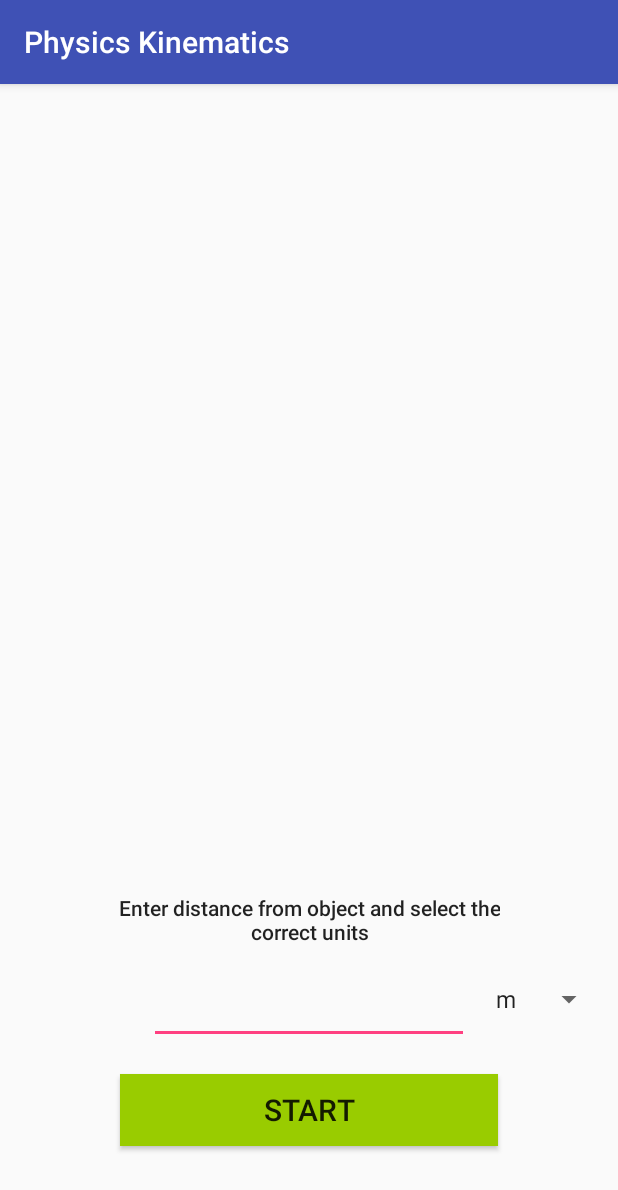
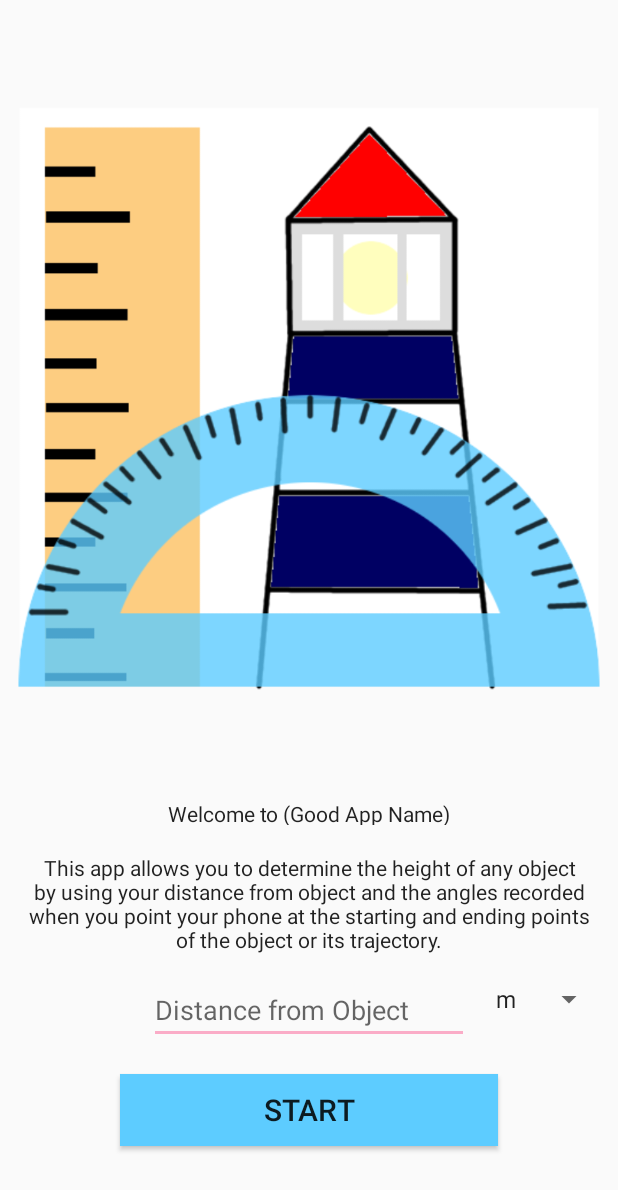
Before and after one commit to MasonMcV/Measurematics, an Android app: the screen it shows after launch (MainActivity), on a phone screen of 412 x 824 dp. Shown: the top 1190 px of the screen. Run offline under Robolectric (Android 15) with nearby library versions, the phone set to English and light mode, and no system bars.

Commit message:
Update Page 1, added icons, removed header bar

```diff
--- a/app/src/main/res/layout/activity_main.xml
+++ b/app/src/main/res/layout/activity_main.xml
@@ -13,7 +13,7 @@
         android:layout_marginBottom="60dp"
         android:layout_marginEnd="80dp"
         android:layout_marginStart="80dp"
-        android:background="@android:color/holo_green_light"
+        android:background="#5dccff"
         android:onClick="onButtonClick"
         android:text="START"
         android:textAppearance="@style/TextAppearance.AppCompat.Light.SearchResult.Title"
@@ -27,6 +27,7 @@
         android:layout_height="0dp"
         android:layout_marginBottom="20dp"
         android:ems="10"
+        android:hint="Distance from Object"
         android:inputType="numberDecimal"
         app:layout_constraintBottom_toTopOf="@+id/button"
         app:layout_constraintEnd_toEndOf="parent"
@@ -44,16 +45,47 @@
         app:layout_constraintTop_toTopOf="@+id/editText"
         tools:ignore="MissingConstraints" />
 
+    <ImageView
+        android:id="@+id/imageView2"
+        android:layout_width="0dp"
+        android:layout_height="0dp"
+        android:layout_marginBottom="200dp"
+        android:layout_marginEnd="10dp"
+        android:layout_marginStart="10dp"
+        android:layout_marginTop="15dp"
+        app:layout_constraintBottom_toTopOf="@+id/button"
+        app:layout_constraintEnd_toEndOf="parent"
+        app:layout_constraintStart_toStartOf="parent"
+        app:layout_constraintTop_toTopOf="parent"
+        app:srcCompat="@drawable/ic_launcher512" />
+
     <TextView
-        android:id="@+id/textView"
+        android:id="@+id/textView6"
         android:layout_width="wrap_content"
+        android:layout_height="17dp"
+        android:layout_marginBottom="2dp"
+        android:layout_marginTop="10dp"
+        android:text="@string/introduction"
+        android:textAppearance="@style/TextAppearance.AppCompat"
+        app:layout_constraintBottom_toTopOf="@+id/textView7"
+        app:layout_constraintEnd_toEndOf="parent"
+        app:layout_constraintStart_toStartOf="parent"
+        app:layout_constraintTop_toBottomOf="@+id/imageView2" />
+
+    <TextView
+        android:id="@+id/textView7"
+        android:layout_width="0dp"
         android:layout_height="wrap_content"
+        android:layout_marginBottom="8dp"
+        android:layout_marginEnd="15dp"
+        android:layout_marginStart="15dp"
+        android:layout_marginTop="10dp"
         android:gravity="center"
-        android:layout_marginBottom="20dp"
-        android:text="@string/home_instructions"
-        android:textAppearance="@style/TextAppearance.AppCompat.Body2"
+        android:text="@string/intro_part2"
+        android:textAppearance="@style/TextAppearance.AppCompat"
         app:layout_constraintBottom_toTopOf="@+id/editText"
         app:layout_constraintEnd_toEndOf="parent"
-        app:layout_constraintStart_toStartOf="parent" />
+        app:layout_constraintStart_toStartOf="parent"
+        app:layout_constraintTop_toBottomOf="@+id/textView6" />
 
 </android.support.constraint.ConstraintLayout>
--- a/app/src/main/res/values/colors.xml
+++ b/app/src/main/res/values/colors.xml
@@ -2,5 +2,5 @@
 <resources>
     <color name="colorPrimary">#3F51B5</color>
     <color name="colorPrimaryDark">#303F9F</color>
-    <color name="colorAccent">#FF4081</color>
+    <color name="colorAccent">#faacc7</color>
 </resources>
--- a/app/src/main/res/values/strings.xml
+++ b/app/src/main/res/values/strings.xml
@@ -12,6 +12,12 @@
         <item>in</item>
     </string-array>
 
+    <string name="introduction">Welcome to (Good App Name)</string>
+    <string name="intro_part2">This app allows you to determine the height of any object by using your
+        distance from object and the angles recorded when you point your phone at the starting and ending points of
+        the object or its trajectory.
+        </string>
+
     <string name="dataMeasure_instructions">How to record measurements:\n1.Look down phone pointed at object
     \n2.Tap button once\n3.Look up phone and tap button\n  when object is at max point</string>
 
--- a/app/src/main/res/values/styles.xml
+++ b/app/src/main/res/values/styles.xml
@@ -1,7 +1,7 @@
 <resources>
 
     <!-- Base application theme. -->
-    <style name="AppTheme" parent="Theme.AppCompat.Light.DarkActionBar">
+    <style name="AppTheme" parent="Theme.AppCompat.Light.NoActionBar">
         <!-- Customize your theme here. -->
         <item name="colorPrimary">@color/colorPrimary</item>
         <item name="colorPrimaryDark">@color/colorPrimaryDark</item>
```
Also changed, not shown: app/src/main/res/drawable/ic_launcher512.png (added), app/src/main/res/ic_launcher512.png (added), app/src/main/res/mipmap-hdpi/ic_launcher.png, app/src/main/res/mipmap-mdpi/ic_launcher.png, app/src/main/res/mipmap-xhdpi/ic_launcher.png, app/src/main/res/mipmap-xxhdpi/ic_launcher.png, app/src/main/res/mipmap-xxxhdpi/ic_launcher.png.
